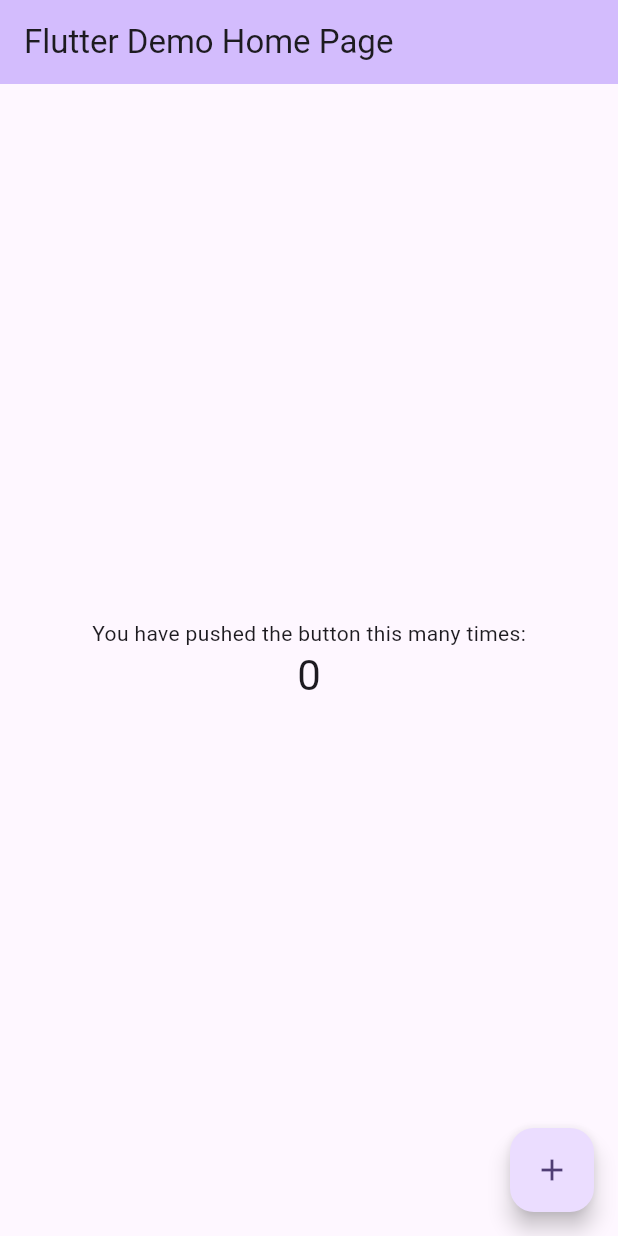
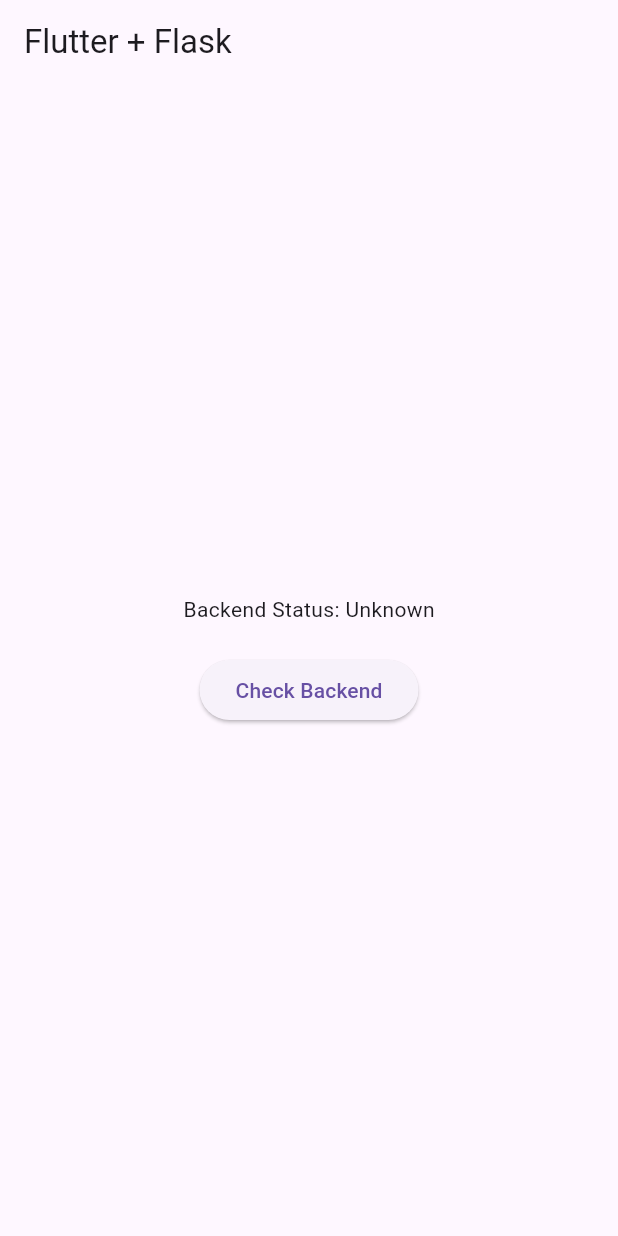
Before and after one commit to mano37/rep1, a Flutter app: the screen it shows after launch, on a phone screen of 412 x 824 dp. Run offline on Flutter 3.47's test engine with Material 3 defaults, Android fonts, the phone set to English and light mode, and no system bars.

Commit message:
Add initial code

```diff
--- a/frontend/lib/main.dart
+++ b/frontend/lib/main.dart
@@ -1,125 +1,62 @@
 import 'package:flutter/material.dart';
+import 'package:http/http.dart' as http;
+import 'dart:convert';
 
 void main() {
-  runApp(const MyApp());
+  runApp(MyApp());
 }
 
 class MyApp extends StatelessWidget {
-  const MyApp({super.key});
-
-  // This widget is the root of your application.
   @override
   Widget build(BuildContext context) {
     return MaterialApp(
-      title: 'Flutter Demo',
-      theme: ThemeData(
-        // This is the theme of your application.
-        //
-        // TRY THIS: Try running your application with "flutter run". You'll see
-        // the application has a purple toolbar. Then, without quitting the app,
-        // try changing the seedColor in the colorScheme below to Colors.green
-        // and then invoke "hot reload" (save your changes or press the "hot
-        // reload" button in a Flutter-supported IDE, or press "r" if you used
-        // the command line to start the app).
-        //
-        // Notice that the counter didn't reset back to zero; the application
-        // state is not lost during the reload. To reset the state, use hot
-        // restart instead.
-        //
-        // This works for code too, not just values: Most code changes can be
-        // tested with just a hot reload.
-        colorScheme: ColorScheme.fromSeed(seedColor: Colors.deepPurple),
-        useMaterial3: true,
-      ),
-      home: const MyHomePage(title: 'Flutter Demo Home Page'),
+      title: 'Flutter + Flask',
+      theme: ThemeData(primarySwatch: Colors.blue),
+      home: HomeScreen(),
     );
   }
 }
 
-class MyHomePage extends StatefulWidget {
-  const MyHomePage({super.key, required this.title});
-
-  // This widget is the home page of your application. It is stateful, meaning
-  // that it has a State object (defined below) that contains fields that affect
-  // how it looks.
-
-  // This class is the configuration for the state. It holds the values (in this
-  // case the title) provided by the parent (in this case the App widget) and
-  // used by the build method of the State. Fields in a Widget subclass are
-  // always marked "final".
-
-  final String title;
-
+class HomeScreen extends StatefulWidget {
   @override
-  State<MyHomePage> createState() => _MyHomePageState();
+  _HomeScreenState createState() => _HomeScreenState();
 }
 
-class _MyHomePageState extends State<MyHomePage> {
-  int _counter = 0;
+class _HomeScreenState extends State<HomeScreen> {
+  String _status = "Unknown";
 
-  void _incrementCounter() {
-    setState(() {
-      // This call to setState tells the Flutter framework that something has
-      // changed in this State, which causes it to rerun the build method below
-      // so that the display can reflect the updated values. If we changed
-      // _counter without calling setState(), then the build method would not be
-      // called again, and so nothing would appear to happen.
-      _counter++;
-    });
+  Future<void> _checkBackend() async {
+    final response =
+        await http.get(Uri.parse('http://<YOUR_BACKEND_URL>:5000/api/health'));
+    if (response.statusCode == 200) {
+      final data = json.decode(response.body);
+      setState(() {
+        _status = data['status'];
+      });
+    } else {
+      setState(() {
+        _status = "Error connecting to backend!";
+      });
+    }
   }
 
   @override
   Widget build(BuildContext context) {
-    // This method is rerun every time setState is called, for instance as done
-    // by the _incrementCounter method above.
-    //
-    // The Flutter framework has been optimized to make rerunning build methods
-    // fast, so that you can just rebuild anything that needs updating rather
-    // than having to individually change instances of widgets.
     return Scaffold(
-      appBar: AppBar(
-        // TRY THIS: Try changing the color here to a specific color (to
-        // Colors.amber, perhaps?) and trigger a hot reload to see the AppBar
-        // change color while the other colors stay the same.
-        backgroundColor: Theme.of(context).colorScheme.inversePrimary,
-        // Here we take the value from the MyHomePage object that was created by
-        // the App.build method, and use it to set our appbar title.
-        title: Text(widget.title),
-      ),
+      appBar: AppBar(title: Text('Flutter + Flask')),
       body: Center(
-        // Center is a layout widget. It takes a single child and positions it
-        // in the middle of the parent.
         child: Column(
-          // Column is also a layout widget. It takes a list of children and
-          // arranges them vertically. By default, it sizes itself to fit its
-          // children horizontally, and tries to be as tall as its parent.
-          //
-          // Column has various properties to control how it sizes itself and
-          // how it positions its children. Here we use mainAxisAlignment to
-          // center the children vertically; the main axis here is the vertical
-          // axis because Columns are vertical (the cross axis would be
-          // horizontal).
-          //
-          // TRY THIS: Invoke "debug painting" (choose the "Toggle Debug Paint"
-          // action in the IDE, or press "p" in the console), to see the
-          // wireframe for each widget.
           mainAxisAlignment: MainAxisAlignment.center,
-          children: <Widget>[
-            const Text(
-              'You have pushed the button this many times:',
-            ),
-            Text(
-              '$_counter',
-              style: Theme.of(context).textTheme.headlineMedium,
+          children: [
+            Text('Backend Status: $_status'),
+            SizedBox(height: 20),
+            ElevatedButton(
+              onPressed: _checkBackend,
+              child: Text('Check Backend'),
             ),
           ],
         ),
       ),
-      floatingActionButton: FloatingActionButton(
-        onPressed: _incrementCounter,
-        tooltip: 'Increment',
-        child: const Icon(Icons.add),
-      ), // This trailing comma makes auto-formatting nicer for build methods.
     );
   }
 }
--- a/frontend/pubspec.yaml
+++ b/frontend/pubspec.yaml
@@ -35,6 +35,7 @@
   # The following adds the Cupertino Icons font to your application.
   # Use with the CupertinoIcons class for iOS style icons.
   cupertino_icons: ^1.0.8
+  http: ^1.2.2
 
 dev_dependencies:
   flutter_test:
```
Also changed, not shown: frontend/pubspec.lock, 6 other files.
